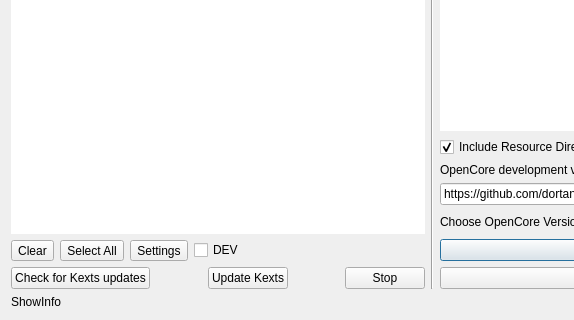
This is syncocdialog.ui in ic005k/OCAuxiliaryTools as Qt 5 draws it before an edit; both pictures show x 0 to 574 and y 178 to 498 of the 864 by 498 pixel window. The edited form follows.
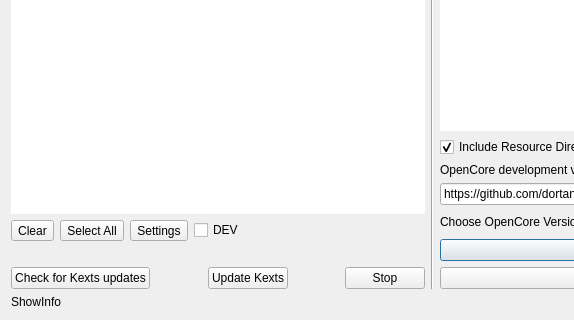
This is the edited form.

The edit to the form file:
```diff
--- a/syncocdialog.ui
+++ b/syncocdialog.ui
@@ -313,6 +313,13 @@
        </item>
       </layout>
      </item>
+     <item>
+      <widget class="QLabel" name="lblInfo">
+       <property name="text">
+        <string/>
+       </property>
+      </widget>
+     </item>
      <item>
       <layout class="QVBoxLayout" name="verticalLayout_2">
        <item>
```
